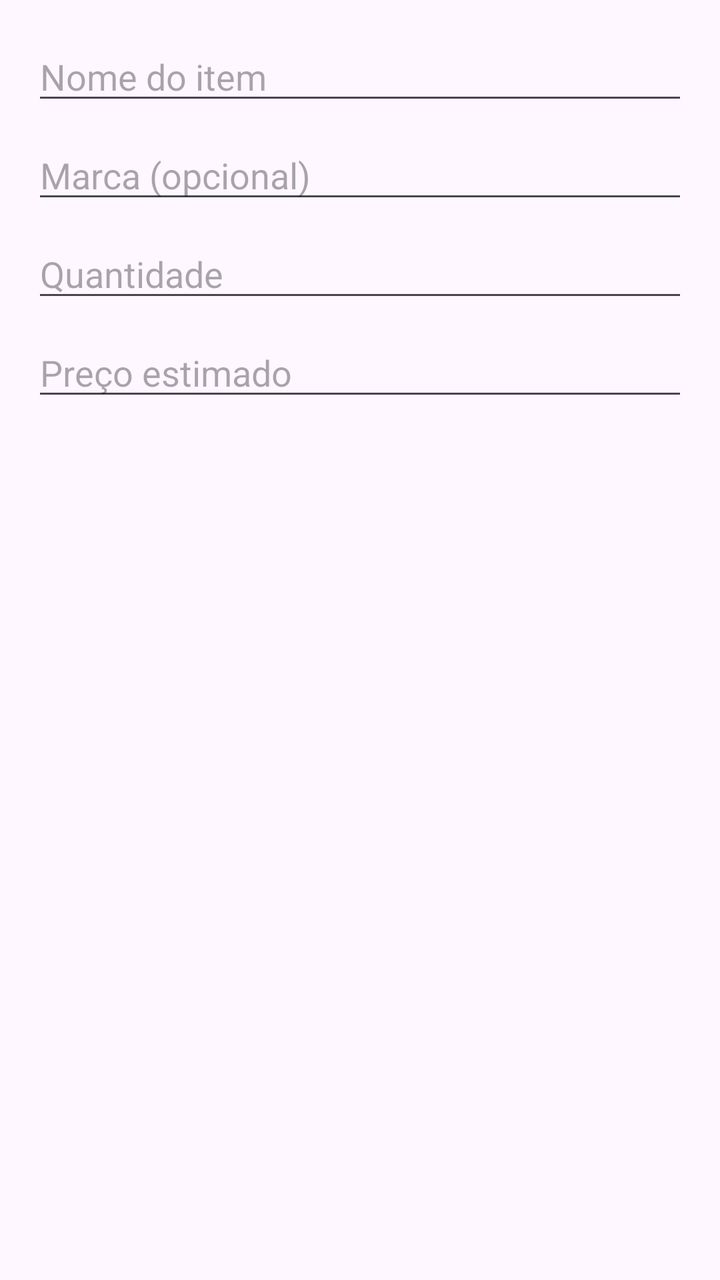
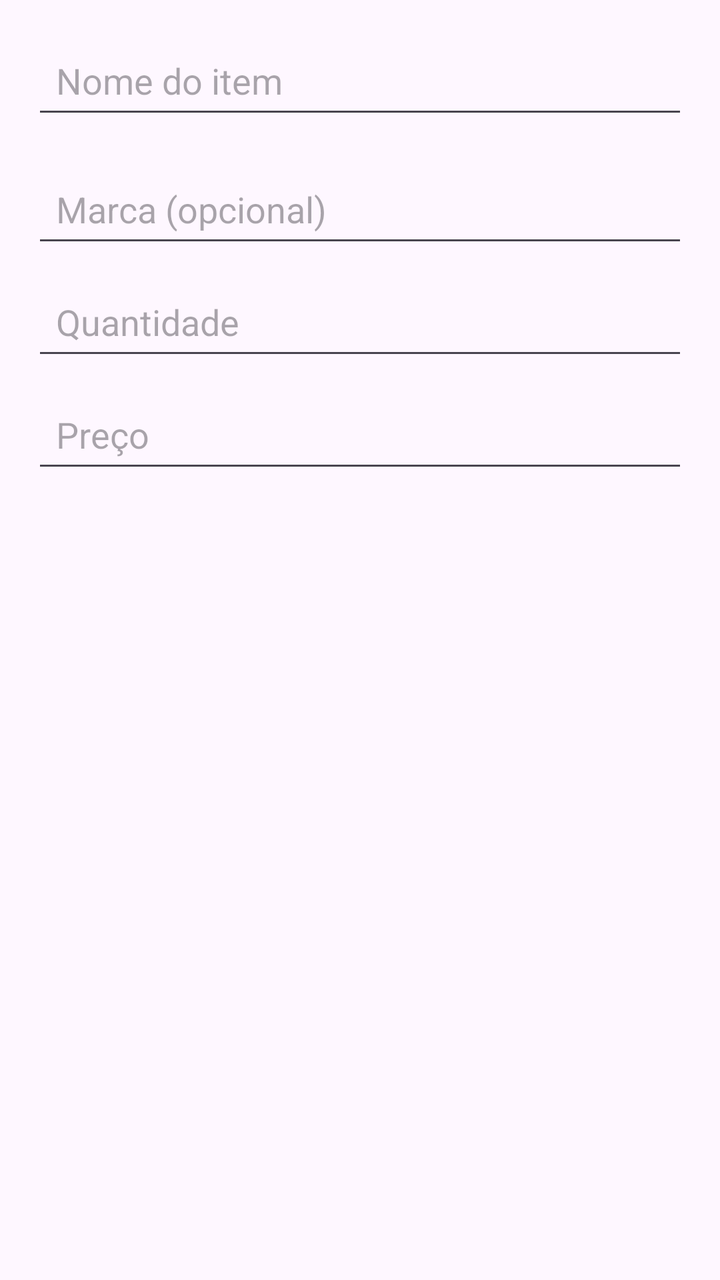

Before-and-after screenshots of an Android layout around one commit, followed by the original layout XML and the change that was made.
<!-- AndroidManifest.xml: application theme Theme.List_Wise -->
<!-- res/layout/dialog_add_item.xml -->
<?xml version="1.0" encoding="utf-8"?>
<androidx.constraintlayout.widget.ConstraintLayout
    xmlns:android="http://schemas.android.com/apk/res/android"
    xmlns:app="http://schemas.android.com/apk/res-auto"
    android:layout_width="match_parent"
    android:layout_height="wrap_content"
    android:padding="16dp">

    <EditText
        android:id="@+id/editItemName"
        android:hint="Nome do item"
        android:layout_width="0dp"
        android:layout_height="wrap_content"
        app:layout_constraintTop_toTopOf="parent"
        app:layout_constraintStart_toStartOf="parent"
        app:layout_constraintEnd_toEndOf="parent"/>

    <EditText
        android:id="@+id/editItemBrand"
        android:hint="Marca (opcional)"
        android:layout_width="0dp"
        android:layout_height="wrap_content"
        app:layout_constraintTop_toBottomOf="@id/editItemName"
        app:layout_constraintStart_toStartOf="parent"
        app:layout_constraintEnd_toEndOf="parent"
        android:layout_marginTop="8dp"/>

    <EditText
        android:id="@+id/editItemQuantity"
        android:hint="Quantidade"
        android:inputType="number"
        android:layout_width="0dp"
        android:layout_height="wrap_content"
        app:layout_constraintTop_toBottomOf="@id/editItemBrand"
        app:layout_constraintStart_toStartOf="parent"
        app:layout_constraintEnd_toEndOf="parent"
        android:layout_marginTop="8dp"/>

    <EditText
        android:id="@+id/editItemPrice"
        android:hint="Preço estimado"
        android:inputType="numberDecimal"
        android:layout_width="0dp"
        android:layout_height="wrap_content"
        app:layout_constraintTop_toBottomOf="@id/editItemQuantity"
        app:layout_constraintStart_toStartOf="parent"
        app:layout_constraintEnd_toEndOf="parent"
        android:layout_marginTop="8dp"/>
</androidx.constraintlayout.widget.ConstraintLayout>
<!-- resources referenced by this layout -->
<resources>
  <style name="Theme.List_Wise" parent="Base.Theme.List_Wise" />
  <style name="Base.Theme.List_Wise" parent="Theme.Material3.DayNight.NoActionBar">
          
          
      </style>
</resources>

<!-- the commit's change to res/layout/dialog_add_item.xml (unified diff, before → after) -->
@@ -1,49 +1,62 @@
 <?xml version="1.0" encoding="utf-8"?>
-<androidx.constraintlayout.widget.ConstraintLayout
-    xmlns:android="http://schemas.android.com/apk/res/android"
-    xmlns:app="http://schemas.android.com/apk/res-auto"
+<ScrollView xmlns:android="http://schemas.android.com/apk/res/android"
     android:layout_width="match_parent"
-    android:layout_height="wrap_content"
-    android:padding="16dp">
+    android:layout_height="wrap_content">
 
-    <EditText
-        android:id="@+id/editItemName"
-        android:hint="Nome do item"
-        android:layout_width="0dp"
+    <LinearLayout
+        android:layout_width="match_parent"
         android:layout_height="wrap_content"
-        app:layout_constraintTop_toTopOf="parent"
-        app:layout_constraintStart_toStartOf="parent"
-        app:layout_constraintEnd_toEndOf="parent"/>
+        android:orientation="vertical"
+        android:padding="16dp"
+        android:clipToPadding="false">
 
-    <EditText
-        android:id="@+id/editItemBrand"
-        android:hint="Marca (opcional)"
-        android:layout_width="0dp"
-        android:layout_height="wrap_content"
-        app:layout_constraintTop_toBottomOf="@id/editItemName"
-        app:layout_constraintStart_toStartOf="parent"
-        app:layout_constraintEnd_toEndOf="parent"
-        android:layout_marginTop="8dp"/>
+        <EditText
+            android:id="@+id/editItemName"
+            android:layout_width="match_parent"
+            android:layout_height="wrap_content"
+            android:minHeight="48dp"
+            android:padding="12dp"
+            android:hint="@string/nome_item"
+            android:inputType="text"
+            android:textColor="@color/colorInputHint"
+            android:autofillHints="name"
+            android:layout_marginBottom="8dp"/>
 
-    <EditText
-        android:id="@+id/editItemQuantity"
-        android:hint="Quantidade"
-        android:inputType="number"
-        android:layout_width="0dp"
-        android:layout_height="wrap_content"
-        app:layout_constraintTop_toBottomOf="@id/editItemBrand"
-        app:layout_constraintStart_toStartOf="parent"
-        app:layout_constraintEnd_toEndOf="parent"
-        android:layout_marginTop="8dp"/>
+        <EditText
+            android:id="@+id/editItemBrand"
+            android:layout_width="match_parent"
+            android:layout_height="wrap_content"
+            android:minHeight="48dp"
+            android:padding="12dp"
+            android:hint="@string/hint_item_brand"
+            android:inputType="text"
+            android:textColor="@color/colorInputHint"
+            android:autofillHints="organization"
+            android:layout_marginTop="8dp"/>
 
-    <EditText
-        android:id="@+id/editItemPrice"
-        android:hint="Preço estimado"
-        android:inputType="numberDecimal"
-        android:layout_width="0dp"
-        android:layout_height="wrap_content"
-        app:layout_constraintTop_toBottomOf="@id/editItemQuantity"
-        app:layout_constraintStart_toStartOf="parent"
-        app:layout_constraintEnd_toEndOf="parent"
-        android:layout_marginTop="8dp"/>
-</androidx.constraintlayout.widget.ConstraintLayout>
+        <EditText
+            android:id="@+id/editItemQuantity"
+            android:layout_width="match_parent"
+            android:layout_height="wrap_content"
+            android:minHeight="48dp"
+            android:padding="12dp"
+            android:hint="@string/hint_item_quantity"
+            android:inputType="number"
+            android:textColor="@color/colorInputHint"
+            android:autofillHints="quantity"
+            android:layout_marginTop="8dp"/>
+
+        <EditText
+            android:id="@+id/editItemPrice"
+            android:layout_width="match_parent"
+            android:layout_height="wrap_content"
+            android:minHeight="48dp"
+            android:padding="12dp"
+            android:hint="@string/hint_item_price"
+            android:inputType="numberDecimal"
+            android:textColor="@color/colorInputHint"
+            android:autofillHints="price"
+            android:layout_marginTop="8dp"/>
+
+    </LinearLayout>
+</ScrollView>
<!-- resource entries referenced after the edit -->
@@ -1,5 +1,10 @@
 <!-- resources referenced by this layout -->
 <resources>
+  <color name="colorInputHint">#A0A0A0</color>
+  <string name="hint_item_brand">Marca (opcional)</string>
+  <string name="hint_item_price">Preço</string>
+  <string name="hint_item_quantity">Quantidade</string>
+  <string name="nome_item">Nome do item</string>
   <style name="Theme.List_Wise" parent="Base.Theme.List_Wise" />
   <style name="Base.Theme.List_Wise" parent="Theme.Material3.DayNight.NoActionBar">
           
